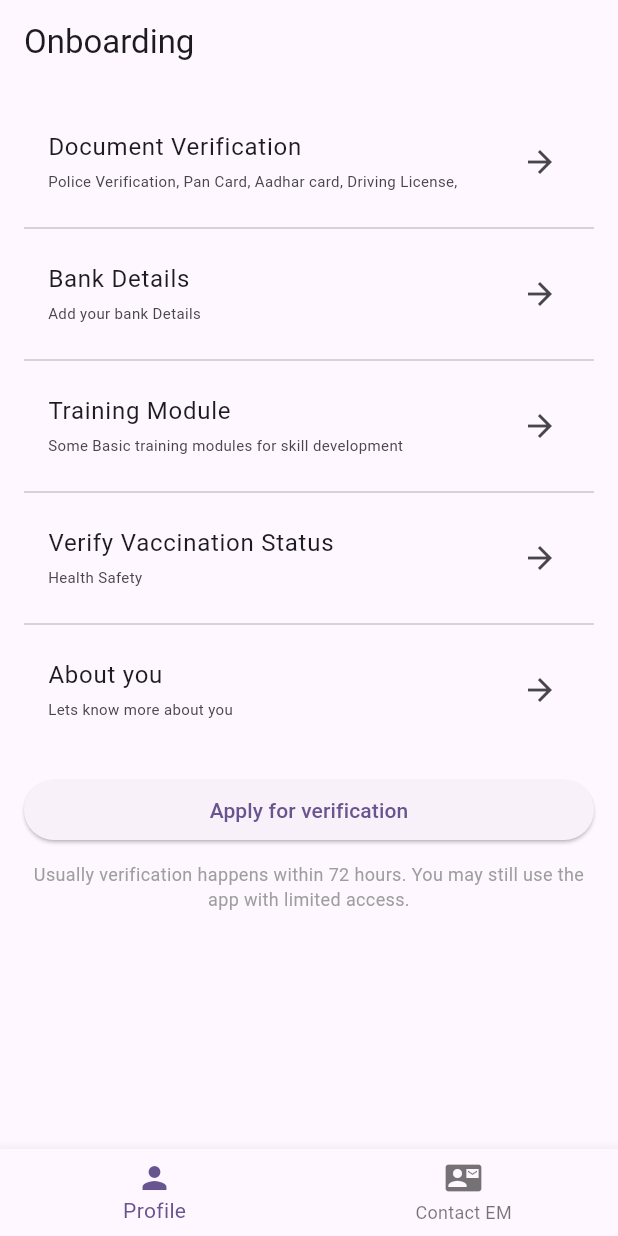
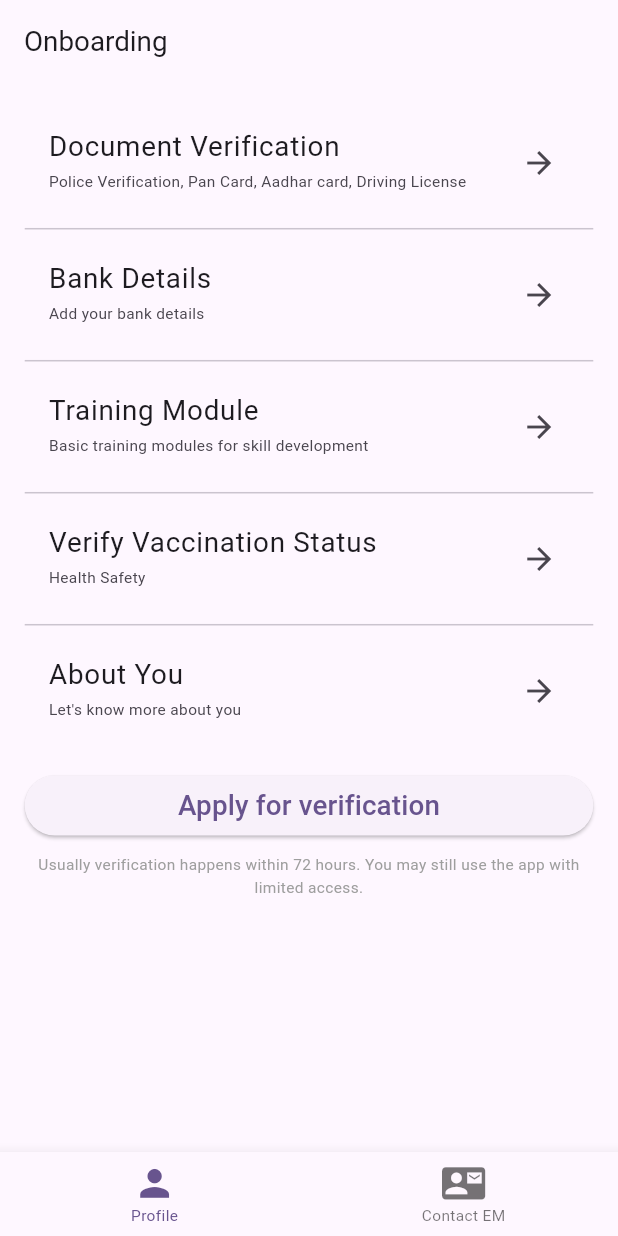
Before and after one commit to AkarshPuranik/mazdoor, a Flutter app: the OnboardingScreen screen opened directly with empty values, on a phone screen of 412 x 824 dp. Run offline on Flutter 3.47's test engine with Material 3 defaults, Android fonts, the phone set to English and light mode, and no system bars; our stand-ins replace cloud_firestore, firebase_auth, firebase_core, firebase_storage, geocoding, geolocator and 1 more; accounts and stored records are empty.

Commit message:
Storage Done

```diff
--- a/lib/Onboarding_Screen.dart
+++ b/lib/Onboarding_Screen.dart
@@ -10,13 +10,11 @@ class OnboardingScreen extends StatelessWidget {
 
   Future<void> _applyForVerification(BuildContext context) async {
     String? phoneNumber = FirebaseAuth.instance.currentUser?.phoneNumber;
-    // Reference to the "onboardingStatus" subcollection inside the user's document
     CollectionReference onboardingStatusCollection = FirebaseFirestore.instance
         .collection('service_user')
         .doc(phoneNumber)
         .collection('onboardingStatus');
 
-    // Set the onboarding status data in the subcollection
     await onboardingStatusCollection.doc('status').set({
       'documentVerification': 'Complete',
       'bankDetails': 'Complete',
@@ -25,7 +23,6 @@ class OnboardingScreen extends StatelessWidget {
       'aboutYou': 'Short description here',
     });
 
-    // Show a confirmation message
     ScaffoldMessenger.of(context).showSnackBar(
       SnackBar(content: Text("Verification status updated")),
     );
@@ -33,20 +30,34 @@ class OnboardingScreen extends StatelessWidget {
 
   @override
   Widget build(BuildContext context) {
+    final mediaQuery = MediaQuery.of(context);
+    final deviceWidth = mediaQuery.size.width;
+    final deviceHeight = mediaQuery.size.height;
+    final double padding = deviceWidth * 0.04;
+    final double fontSizeSmall = deviceWidth * 0.025;
+    final double fontSizeMedium = deviceWidth * 0.045;
+
     return Scaffold(
       appBar: AppBar(
-        title: Text("Onboarding"),
+        title: Text("Onboarding", style: TextStyle(fontSize: fontSizeMedium)),
       ),
       body: Padding(
-        padding: const EdgeInsets.all(16.0),
+        padding: EdgeInsets.all(padding),
+        child: Column(
+          children: [
+            Expanded(
+              child: SingleChildScrollView(
                 child: Column(
                   crossAxisAlignment: CrossAxisAlignment.stretch,
                   children: [
                     ListTile(
-              title: Text("Document Verification"),
+                      title: Text(
+                        "Document Verification",
+                        style: TextStyle(fontSize: fontSizeMedium),
+                      ),
                       subtitle: Text(
-                "Police Verification, Pan Card, Aadhar card, Driving License,",
-                style: TextStyle(fontSize: 10),
+                        "Police Verification, Pan Card, Aadhar card, Driving License",
+                        style: TextStyle(fontSize: fontSizeSmall),
                       ),
                       trailing: Icon(Icons.arrow_forward),
                       onTap: () {
@@ -61,10 +72,13 @@ class OnboardingScreen extends StatelessWidget {
                     ),
                     Divider(),
                     ListTile(
-              title: Text("Bank Details"),
+                      title: Text(
+                        "Bank Details",
+                        style: TextStyle(fontSize: fontSizeMedium),
+                      ),
                       subtitle: Text(
-                "Add your bank Details",
-                style: TextStyle(fontSize: 10),
+                        "Add your bank details",
+                        style: TextStyle(fontSize: fontSizeSmall),
                       ),
                       trailing: Icon(Icons.arrow_forward),
                       onTap: () {
@@ -73,10 +87,13 @@ class OnboardingScreen extends StatelessWidget {
                     ),
                     Divider(),
                     ListTile(
-              title: Text("Training Module"),
+                      title: Text(
+                        "Training Module",
+                        style: TextStyle(fontSize: fontSizeMedium),
+                      ),
                       subtitle: Text(
-                "Some Basic training modules for skill development",
-                style: TextStyle(fontSize: 10),
+                        "Basic training modules for skill development",
+                        style: TextStyle(fontSize: fontSizeSmall),
                       ),
                       trailing: Icon(Icons.arrow_forward),
                       onTap: () {
@@ -85,10 +102,13 @@ class OnboardingScreen extends StatelessWidget {
                     ),
                     Divider(),
                     ListTile(
-              title: Text("Verify Vaccination Status"),
+                      title: Text(
+                        "Verify Vaccination Status",
+                        style: TextStyle(fontSize: fontSizeMedium),
+                      ),
                       subtitle: Text(
                         "Health Safety",
-                style: TextStyle(fontSize: 10),
+                        style: TextStyle(fontSize: fontSizeSmall),
                       ),
                       trailing: Icon(Icons.arrow_forward),
                       onTap: () {
@@ -97,26 +117,33 @@ class OnboardingScreen extends StatelessWidget {
                     ),
                     Divider(),
                     ListTile(
-              title: Text("About you"),
+                      title: Text(
+                        "About You",
+                        style: TextStyle(fontSize: fontSizeMedium),
+                      ),
                       subtitle: Text(
-                "Lets know more about you",
-                style: TextStyle(fontSize: 10),
+                        "Let's know more about you",
+                        style: TextStyle(fontSize: fontSizeSmall),
                       ),
                       trailing: Icon(Icons.arrow_forward),
                       onTap: () {
                         // Navigate to About You screen
                       },
                     ),
-            SizedBox(height: 20),
+                    SizedBox(height: deviceHeight * 0.02),
                     ElevatedButton(
                       onPressed: () => _applyForVerification(context),
-              child: Text("Apply for verification"),
+                      child: Text("Apply for verification", style: TextStyle(fontSize: fontSizeMedium)),
                     ),
-            SizedBox(height: 10),
+                    SizedBox(height: deviceHeight * 0.01),
                     Text(
                       "Usually verification happens within 72 hours. You may still use the app with limited access.",
-              style: TextStyle(fontSize: 12, color: Colors.grey),
+                      style: TextStyle(fontSize: fontSizeSmall, color: Colors.grey),
                       textAlign: TextAlign.center,
+                    ),
+                  ],
+                ),
+              ),
             ),
           ],
         ),
@@ -124,14 +151,16 @@ class OnboardingScreen extends StatelessWidget {
       bottomNavigationBar: BottomNavigationBar(
         items: [
           BottomNavigationBarItem(
-            icon: Icon(Icons.person),
+            icon: Icon(Icons.person, size: deviceWidth * 0.07),
             label: "Profile",
           ),
           BottomNavigationBarItem(
-            icon: Icon(Icons.contact_mail),
+            icon: Icon(Icons.contact_mail, size: deviceWidth * 0.07),
             label: "Contact EM",
           ),
         ],
+        selectedFontSize: fontSizeSmall,
+        unselectedFontSize: fontSizeSmall,
       ),
     );
   }
```
Also changed, not shown: lib/document_uplaod_screen.dart (+28 -6 lines), lib/select_langugae.dart (+34 -14 lines), 1 other file. Lines whose indentation alone changed are shown as unchanged.
